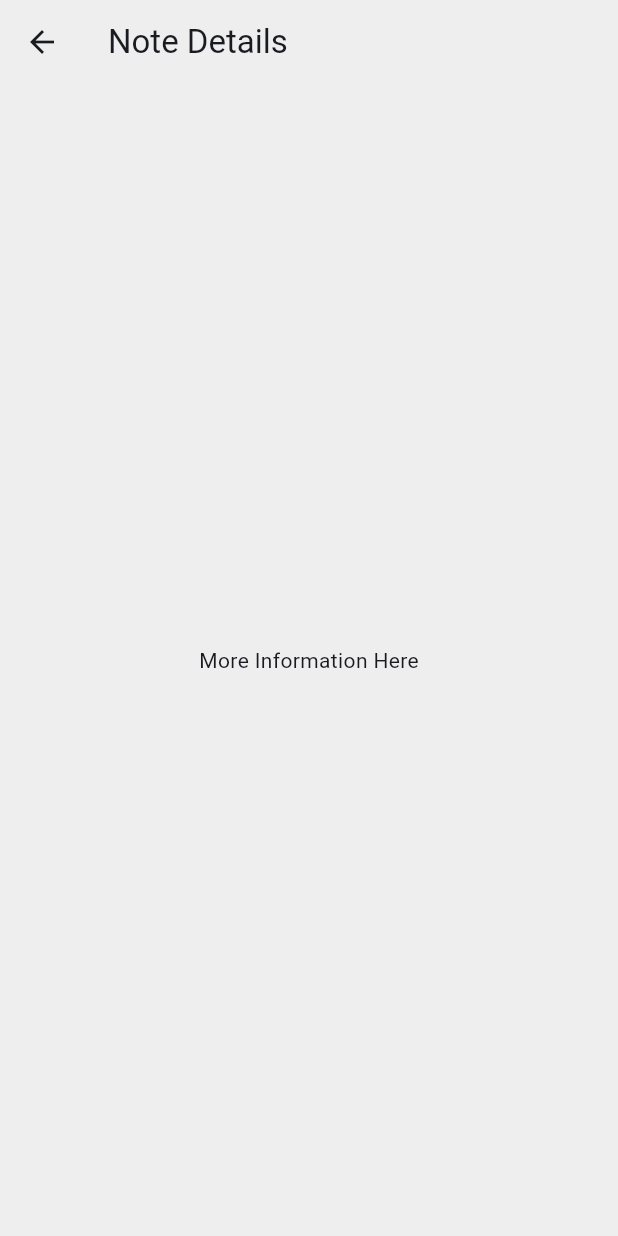
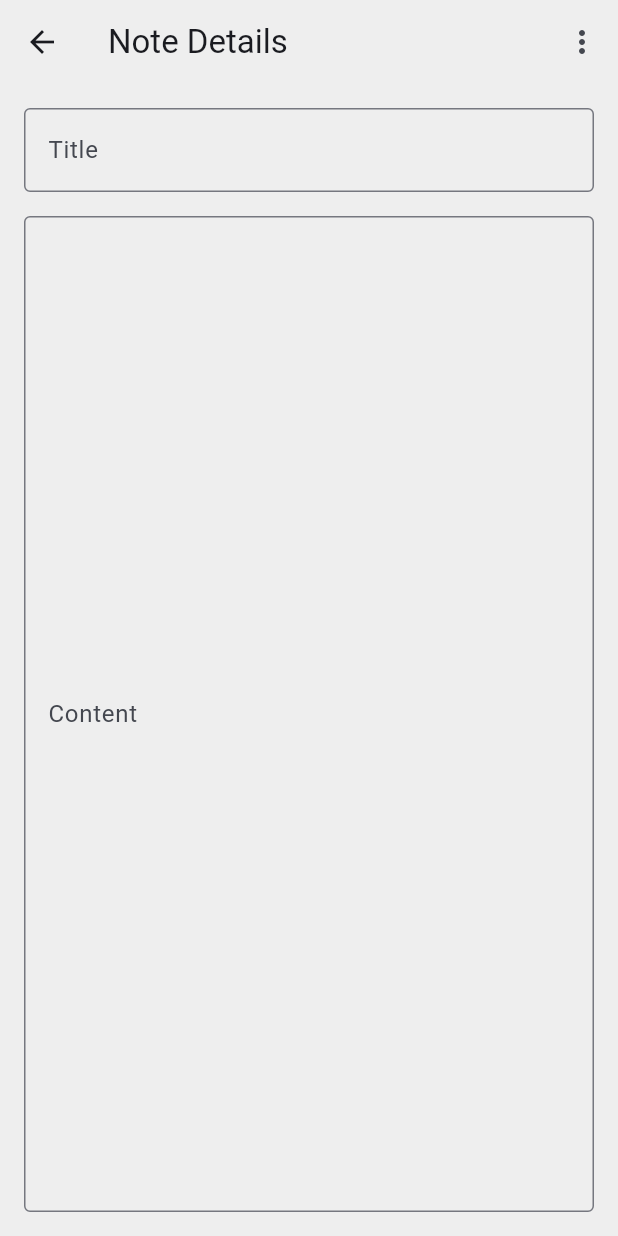
Before and after one commit to ThxgHntr/low_notes, a Flutter app: the NoteDetailsView screen opened by its route, on a phone screen of 412 x 824 dp. Run offline on Flutter 3.47's test engine with Material 3 defaults, Android fonts, the light colour scheme and no system bars; our stand-ins replace firebase_auth, firebase_core, font_awesome_flutter, google_sign_in; accounts and stored records are empty; generated files the repository leaves out were written again.

Commit message:
Add note creation and editing features with UI updates

```diff
--- a/lib/src/app.dart
+++ b/lib/src/app.dart
@@ -7,6 +7,7 @@ import 'home/note_item_list_view.dart';
 import 'settings/settings_controller.dart';
 import 'settings/settings_view.dart';
 import 'login/login_view.dart'; // Add this import
+import 'home/note_create_view.dart'; // Add this import
 
 /// The Widget that configures your application.
 class MyApp extends StatelessWidget {
@@ -84,8 +85,10 @@ class MyApp extends StatelessWidget {
                     return SettingsView(controller: settingsController);
                   case NoteDetailsView.routeName:
                     return const NoteDetailsView();
-                  case LoginView.routeName: // Add this case
+                  case LoginView.routeName:
                     return const LoginView();
+                  case NoteCreateView.routeName:
+                    return const NoteCreateView();
                   case NoteItemListView.routeName:
                   default:
                     return const NoteItemListView();
--- a/lib/src/home/note_details_view.dart
+++ b/lib/src/home/note_details_view.dart
@@ -1,4 +1,5 @@
 import 'package:flutter/material.dart';
+import '../widgets/edit_note.dart'; // Add this import
 
 /// Displays detailed information about a SampleItem.
 class NoteDetailsView extends StatelessWidget {
@@ -11,10 +12,22 @@ class NoteDetailsView extends StatelessWidget {
     return Scaffold(
       appBar: AppBar(
         title: const Text('Note Details'),
+        leading: IconButton(
+          icon: const Icon(Icons.arrow_back),
+          onPressed: () {
+            Navigator.pop(context);
+          },
+        ),
+        actions: [
+          IconButton(
+            icon: const Icon(Icons.more_vert),
+            onPressed: () {
+              // Handle more options
+            },
+          ),
+        ],
       ),
-      body: const Center(
-        child: Text('More Information Here'),
-      ),
+      body: const EditNote(),
     );
   }
 }
--- /dev/null
+++ b/lib/src/widgets/edit_note.dart
@@ -0,0 +1,51 @@
+import 'package:flutter/material.dart';
+
+class EditNote extends StatefulWidget {
+  const EditNote({super.key});
+
+  @override
+  EditNoteState createState() => EditNoteState();
+}
+
+class EditNoteState extends State<EditNote> {
+  final TextEditingController _titleController = TextEditingController();
+  final TextEditingController _contentController = TextEditingController();
+
+  @override
+  void dispose() {
+    _titleController.dispose();
+    _contentController.dispose();
+    super.dispose();
+  }
+
+  @override
+  Widget build(BuildContext context) {
+    return Padding(
+      padding: const EdgeInsets.all(16.0),
+      child: Column(
+        crossAxisAlignment: CrossAxisAlignment.start,
+        children: [
+          TextField(
+            controller: _titleController,
+            decoration: const InputDecoration(
+              hintText: 'Title',
+              border: OutlineInputBorder(),
+            ),
+          ),
+          const SizedBox(height: 16),
+          Expanded(
+            child: TextField(
+              controller: _contentController,
+              decoration: const InputDecoration(
+                hintText: 'Content',
+                border: OutlineInputBorder(),
+              ),
+              maxLines: null,
+              expands: true,
+            ),
+          ),
+        ],
+      ),
+    );
+  }
+}
```
Also changed, not shown: lib/src/home/note_create_view.dart (added, +24 -0 lines), lib/src/home/note_item_list_view.dart (+38 -10 lines), lib/src/models/user_model.dart (deleted, +0 -31 lines), lib/src/widgets/expandable_fab.dart (+5 -11 lines).
